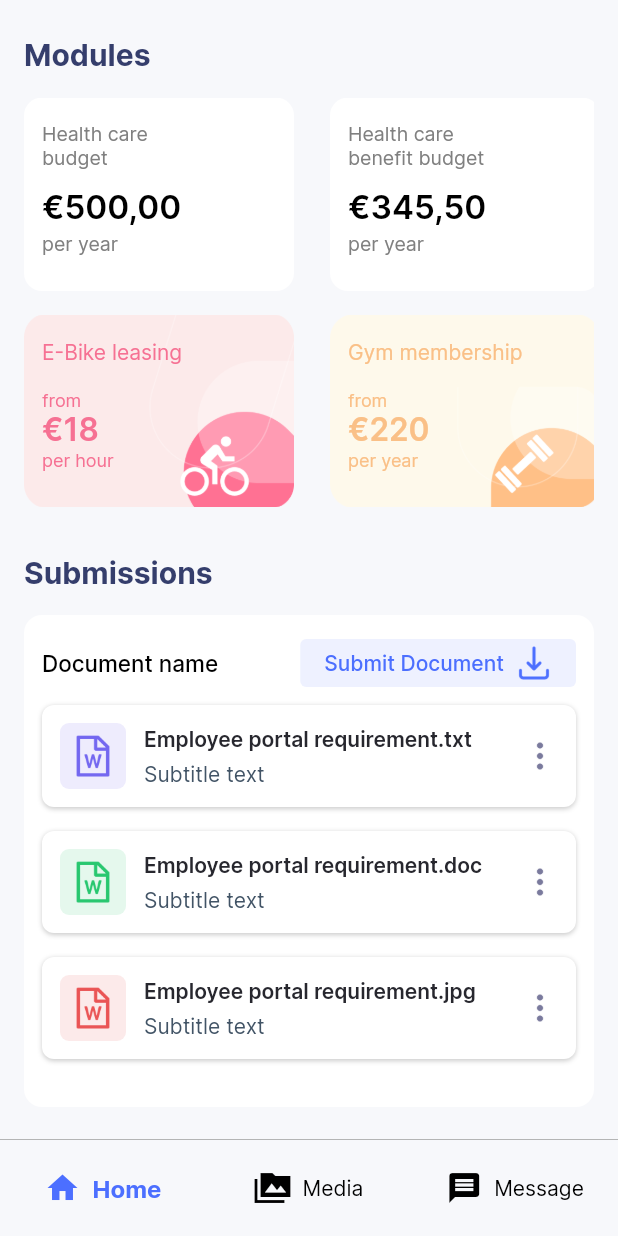
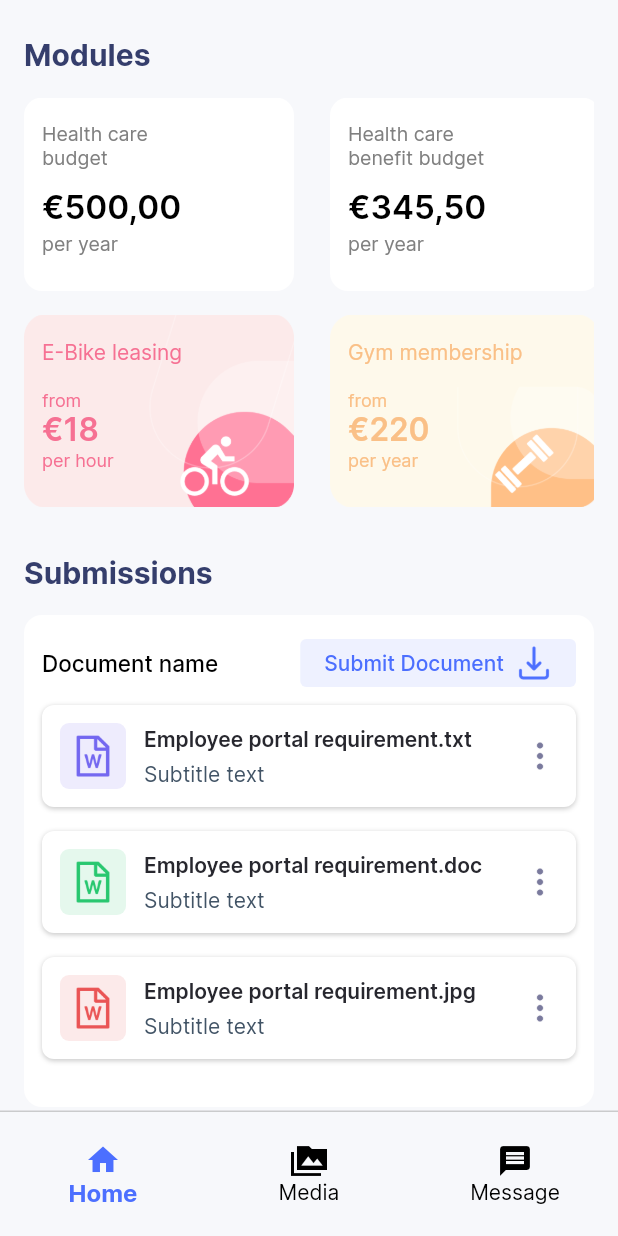
Before and after one commit to devgaurangdevmurari/Kreios-Healthcare, a Flutter app: the screen it shows after launch, on a phone screen of 412 x 824 dp. Run offline on Flutter 3.47's test engine with Material 2 defaults, Android fonts, the phone set to English and light mode, and no system bars; our stand-ins replace chewie, video_player.

Commit message:
=> fix minor changes

```diff
--- a/lib/screen/media/index.dart
+++ b/lib/screen/media/index.dart
@@ -44,6 +44,7 @@ class _MediaScreenState extends State<MediaScreen> {
       ..addListener(() {
         setState(() {});
       });
+    videoPlayerController.setVolume(0.0);
     videoPlayerController.play();
   }
 
--- a/lib/widget/common/bottom_menu.dart
+++ b/lib/widget/common/bottom_menu.dart
@@ -15,7 +15,7 @@ class BottomMenu extends StatelessWidget {
         behavior: HitTestBehavior.translucent,
         child: Container(
           padding: EdgeInsets.symmetric(vertical: 20),
-          child: Row(
+          child: Column(
             mainAxisSize: MainAxisSize.min,
             mainAxisAlignment: MainAxisAlignment.center,
             children: [
```
Also changed, not shown: lib/widget/media/media_listitem.dart (+19 -1 lines).
